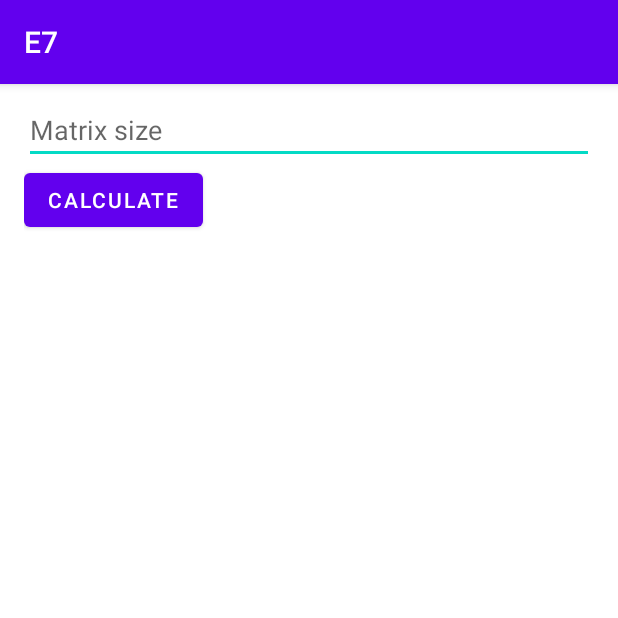
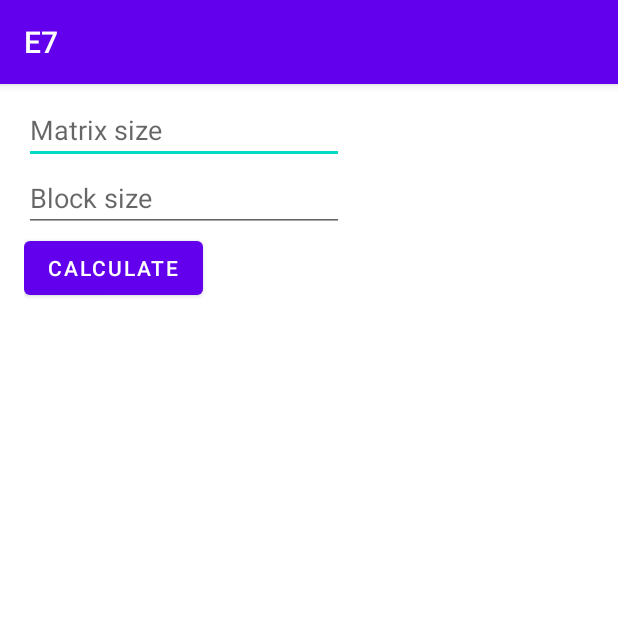
Before and after one commit to MASSHUU12/programowanie-rownolegle-i-wspolbiezne, an Android app: the screen it shows after launch (MainActivity), on a phone screen of 412 x 824 dp, the top half of it. Run offline under Robolectric (Android 15) with nearby library versions, the phone set to English and light mode, and no system bars; 1 statement that could not run was skipped.

Commit message:
feat(e7): add block size input

```diff
--- a/e7/app/src/main/java/com/example/e7/MainActivity.kt
+++ b/e7/app/src/main/java/com/example/e7/MainActivity.kt
@@ -17,12 +17,13 @@ class MainActivity : AppCompatActivity() {
         setContentView(binding.root)
     }
 
-    private external fun calculate(matrixSize: Int): String
+    private external fun calculate(matrixSize: Int, blockSize: Int): String
 
     fun onCalculateClick(view: View) {
         val matrixSize = binding.editMatrixSize.text.toString().toIntOrNull() ?: return
+        val blockSize = binding.editBlockSize.text.toString().toIntOrNull() ?: return
 
-        binding.resultText.text = calculate(matrixSize)
+        binding.resultText.text = calculate(matrixSize, blockSize)
     }
 
     companion object {
--- a/e7/app/src/main/res/layout/activity_main.xml
+++ b/e7/app/src/main/res/layout/activity_main.xml
@@ -23,10 +23,18 @@
 
         <EditText
             android:id="@+id/editMatrixSize"
-            android:layout_width="match_parent"
+            android:layout_width="wrap_content"
             android:layout_height="wrap_content"
             android:ems="10"
             android:hint="@string/matrix_size"
+            android:inputType="number" />
+
+        <EditText
+            android:id="@+id/editBlockSize"
+            android:layout_width="wrap_content"
+            android:layout_height="wrap_content"
+            android:ems="10"
+            android:hint="@string/block_size"
             android:inputType="number" />
 
         <Button
--- a/e7/app/src/main/res/values/strings.xml
+++ b/e7/app/src/main/res/values/strings.xml
@@ -2,4 +2,5 @@
     <string name="app_name">E7</string>
     <string name="calculate_button">Calculate</string>
     <string name="matrix_size">Matrix size</string>
+    <string name="block_size">Block size</string>
 </resources>
```
Also changed, not shown: 1 other file.
